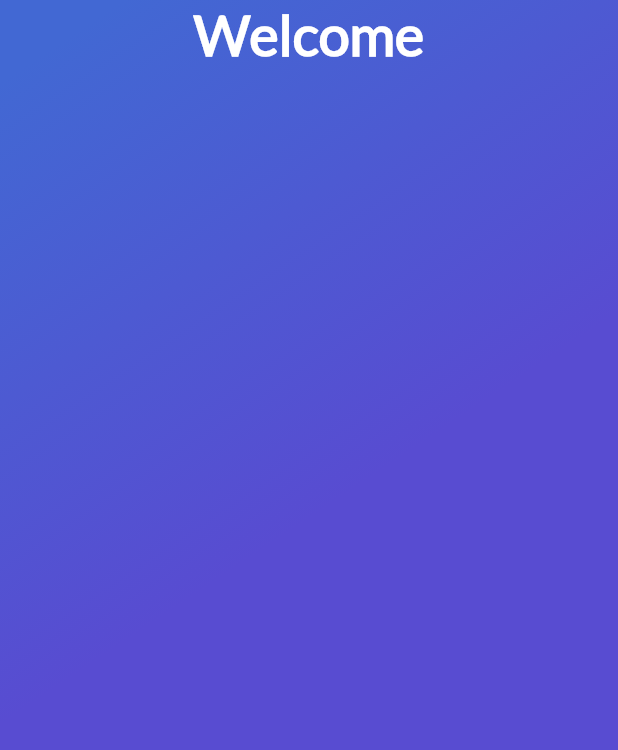
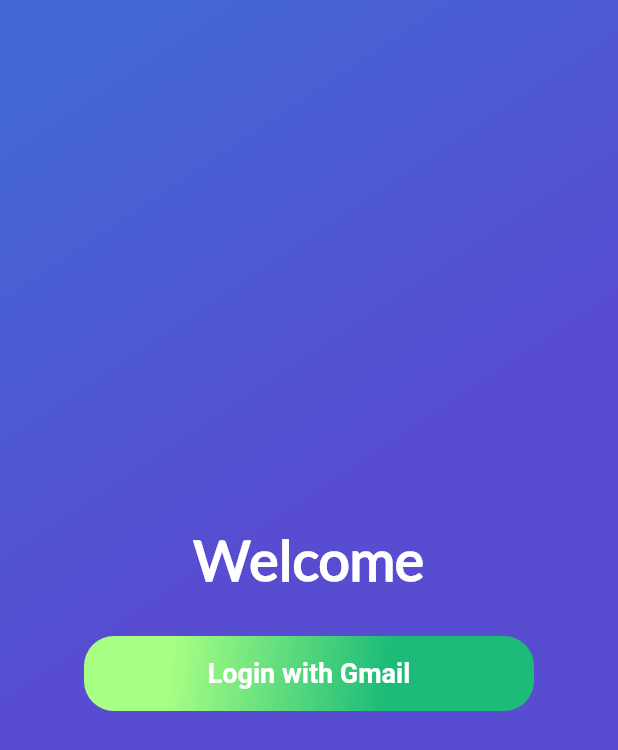
Before and after one commit to My-courses-complete/Flutter-course, a Flutter app: the screen it shows after launch, on a phone screen of 412 x 824 dp. Shown: the top 750 px of the screen. Run offline on Flutter 3.47's test engine with Material 2 defaults, Android fonts, the phone set to English and light mode, and no system bars; our stand-ins replace firebase_auth, firebase_core, google_sign_in; missing offline and left inert: generic_bloc_provider; accounts and stored records are empty.

```diff
--- /dev/null
+++ b/lib/Place/repository/auth_repository.dart
@@ -0,0 +1,8 @@
+import 'package:basic_flutter/Place/repository/firebase_auth_api.dart';
+import 'package:firebase_auth/firebase_auth.dart';
+
+class AuthRepository {
+  final _firebaseAuthAPI = FirebaseAuthAPI();
+
+  Future<UserCredential> signInFirebase() => _firebaseAuthAPI.signIn();
+}
--- /dev/null
+++ b/lib/Place/repository/firebase_auth_api.dart
@@ -0,0 +1,18 @@
+import 'package:firebase_auth/firebase_auth.dart';
+import 'package:google_sign_in/google_sign_in.dart';
+
+class FirebaseAuthAPI {
+  final FirebaseAuth _auth = FirebaseAuth.instance;
+  final GoogleSignIn _googleSignIn = GoogleSignIn();
+
+  Future<UserCredential> signIn() async {
+    final GoogleSignInAccount? googleSignInAccount =
+        await _googleSignIn.signIn();
+    GoogleSignInAuthentication? googleSignInAuthentication =
+        await googleSignInAccount?.authentication;
+    final user = await _auth.signInWithCredential(GoogleAuthProvider.credential(
+        idToken: googleSignInAuthentication?.idToken,
+        accessToken: googleSignInAuthentication?.accessToken));
+    return user;
+  }
+}
--- a/lib/User/ui/screens/sig_in_screen.dart
+++ b/lib/User/ui/screens/sig_in_screen.dart
@@ -1,3 +1,4 @@
+import 'package:basic_flutter/widgets/button_green.dart';
 import 'package:basic_flutter/widgets/gradient_back.dart';
 import 'package:flutter/material.dart';
 
@@ -21,6 +22,7 @@ class _SignInScreenState extends State<SignInScreen> {
         children: <Widget>[
           GradientBack("", double.infinity),
           Column(
+            mainAxisAlignment: MainAxisAlignment.center,
             children: <Widget>[
               Text(
                 "Welcome",
@@ -31,6 +33,7 @@ class _SignInScreenState extends State<SignInScreen> {
                   color: Colors.white,
                   )
                 ),
+                ButtonGreen(text: "Login with Gmail", onPressed: () {}, height: 50.0, width: 300.0)
             ],
           )
         ]
--- /dev/null
+++ b/lib/widgets/button_green.dart
@@ -0,0 +1,54 @@
+import 'package:flutter/material.dart';
+
+class ButtonGreen extends StatefulWidget {
+  final String text;
+  final double width;
+  final double height;
+  final VoidCallback onPressed;
+
+  const ButtonGreen({Key? key, required this.text, required this.onPressed, required this.height, required this.width}) : super(key: key);
+
+  @override
+  State<ButtonGreen> createState() => _ButtonGreenState();
+}
+
+class _ButtonGreenState extends State<ButtonGreen> {
+  @override
+  Widget build(BuildContext context) {
+    return InkWell(
+      onTap: widget.onPressed,
+      child: Container(
+        margin: EdgeInsets.only(
+          top: 30.0,
+          left: 20.0,
+          right: 20.0,
+        ),
+        height: widget.height,
+        width: widget.width,
+        decoration: BoxDecoration(
+          borderRadius: BorderRadius.circular(20.0),
+          gradient: LinearGradient(
+            colors: [
+              Color(0xFFa7ff84),
+              Color(0xFF1cbb78),
+            ],
+            begin: FractionalOffset(0.2, 0.0),
+            end: FractionalOffset(1.0, 0.6),
+            stops: [0.0, 0.6],
+            tileMode: TileMode.clamp,
+          ),
+        ),
+        child: Center(
+          child: Text(
+            widget.text,
+            style: TextStyle(
+              fontSize: 18.0,
+              fontWeight: FontWeight.bold,
+              color: Colors.white,
+            ),
+          ),
+        ),
+      ),
+    );
+  }
+}
```
